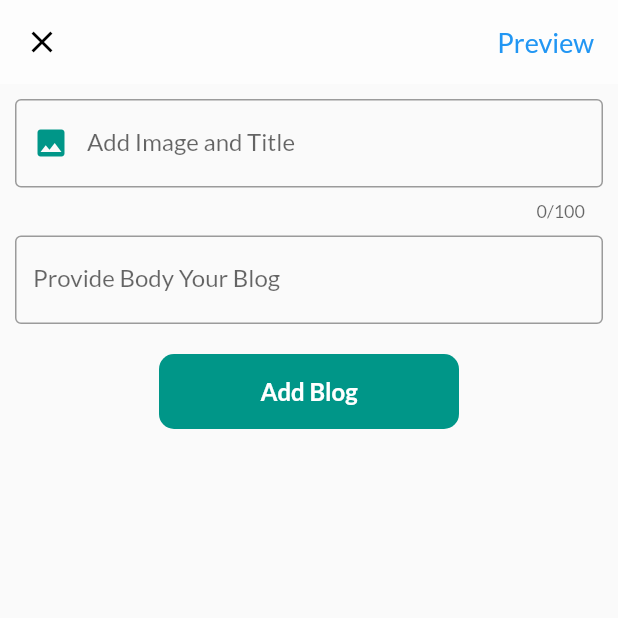
After one commit to gavindang2911/Blog-App, a Flutter app: the AddBlog screen opened directly, on a phone screen of 412 x 824 dp, the top half of it. The commit adds this screen. Run offline on Flutter 3.47's test engine with Material 2 defaults, Android fonts, the phone set to English and light mode, and no system bars; our stand-ins replace flutter_secure_storage, google_fonts, image_picker, logger; missing offline and left inert: blogapp; accounts and stored records are empty; generated files the repository leaves out were written again.

Commit message:
Added blog page

```diff
--- /dev/null
+++ b/BlogApp/lib/Blog/addBlog.dart
@@ -0,0 +1,200 @@
+import 'dart:convert';
+
+import 'package:BlogApp/Common/OverlayCard.dart';
+import 'package:BlogApp/Model/addBlogModels.dart';
+import 'package:BlogApp/NetworkHandler.dart';
+import 'package:BlogApp/Pages/HomePage.dart';
+import 'package:flutter/material.dart';
+import 'package:image_picker/image_picker.dart';
+
+class AddBlog extends StatefulWidget {
+  AddBlog({Key key}) : super(key: key);
+
+  @override
+  _AddBlogState createState() => _AddBlogState();
+}
+
+class _AddBlogState extends State<AddBlog> {
+  final _globalkey = GlobalKey<FormState>();
+  TextEditingController _title = TextEditingController();
+  TextEditingController _body = TextEditingController();
+  ImagePicker _picker = ImagePicker();
+  PickedFile _imageFile;
+  IconData iconphoto = Icons.image;
+  NetworkHandler networkHandler = NetworkHandler();
+  @override
+  Widget build(BuildContext context) {
+    return Scaffold(
+      appBar: AppBar(
+        backgroundColor: Colors.white54,
+        elevation: 0,
+        leading: IconButton(
+            icon: Icon(
+              Icons.clear,
+              color: Colors.black,
+            ),
+            onPressed: () {
+              Navigator.pop(context);
+            }),
+        actions: <Widget>[
+          FlatButton(
+            onPressed: () {
+              if (_imageFile.path != null &&
+                  _globalkey.currentState.validate()) {
+                showModalBottomSheet(
+                  context: context,
+                  builder: ((builder) => OverlayCard(
+                        imagefile: _imageFile,
+                        title: _title.text,
+                      )),
+                );
+              }
+            },
+            child: Text(
+              "Preview",
+              style: TextStyle(fontSize: 18, color: Colors.blue),
+            ),
+          )
+        ],
+      ),
+      body: Form(
+        key: _globalkey,
+        child: ListView(
+          children: <Widget>[
+            titleTextField(),
+            bodyTextField(),
+            SizedBox(
+              height: 20,
+            ),
+            addButton(),
+          ],
+        ),
+      ),
+    );
+  }
+
+  Widget titleTextField() {
+    return Padding(
+      padding: const EdgeInsets.symmetric(
+        horizontal: 10,
+        vertical: 10,
+      ),
+      child: TextFormField(
+        controller: _title,
+        validator: (value) {
+          if (value.isEmpty) {
+            return "Title can't be empty";
+          } else if (value.length > 100) {
+            return "Title length should be <=100";
+          }
+          return null;
+        },
+        decoration: InputDecoration(
+          border: OutlineInputBorder(
+            borderSide: BorderSide(
+              color: Colors.teal,
+            ),
+          ),
+          focusedBorder: OutlineInputBorder(
+            borderSide: BorderSide(
+              color: Colors.orange,
+              width: 2,
+            ),
+          ),
+          labelText: "Add Image and Title",
+          prefixIcon: IconButton(
+            icon: Icon(
+              iconphoto,
+              color: Colors.teal,
+            ),
+            onPressed: takeCoverPhoto,
+          ),
+        ),
+        maxLength: 100,
+        maxLines: null,
+      ),
+    );
+  }
+
+  Widget bodyTextField() {
+    return Padding(
+      padding: const EdgeInsets.symmetric(
+        horizontal: 10,
+      ),
+      child: TextFormField(
+        controller: _body,
+        validator: (value) {
+          if (value.isEmpty) {
+            return "Body can't be empty";
+          }
+          return null;
+        },
+        decoration: InputDecoration(
+          border: OutlineInputBorder(
+            borderSide: BorderSide(
+              color: Colors.teal,
+            ),
+          ),
+          focusedBorder: OutlineInputBorder(
+            borderSide: BorderSide(
+              color: Colors.orange,
+              width: 2,
+            ),
+          ),
+          labelText: "Provide Body Your Blog",
+        ),
+        maxLines: null,
+      ),
+    );
+  }
+
+  Widget addButton() {
+    return InkWell(
+      onTap: () async {
+        if (_imageFile != null && _globalkey.currentState.validate()) {
+          AddBlogModel addBlogModel =
+              AddBlogModel(body: _body.text, title: _title.text);
+          var response = await networkHandler.post1(
+              "/blogpost/add", addBlogModel.toJson());
+          print(response.body);
+
+          if (response.statusCode == 200 || response.statusCode == 201) {
+            String id = json.decode(response.body)["data"];
+            var imageResponse = await networkHandler.patchImage(
+                "/blogpost/add/coverImage/$id", _imageFile.path);
+            print(imageResponse.statusCode);
+            if (imageResponse.statusCode == 200 ||
+                imageResponse.statusCode == 201) {
+              Navigator.pushAndRemoveUntil(
+                  context,
+                  MaterialPageRoute(builder: (context) => HomePage()),
+                  (route) => false);
+            }
+          }
+        }
+      },
+      child: Center(
+        child: Container(
+          height: 50,
+          width: 200,
+          decoration: BoxDecoration(
+              borderRadius: BorderRadius.circular(10), color: Colors.teal),
+          child: Center(
+              child: Text(
+            "Add Blog",
+            style: TextStyle(
+                color: Colors.white, fontSize: 16, fontWeight: FontWeight.bold),
+          )),
+        ),
+      ),
+    );
+  }
+
+  void takeCoverPhoto() async {
+    final coverPhoto = await _picker.getImage(source: ImageSource.gallery);
+    setState(() {
+      _imageFile = coverPhoto;
+      iconphoto = Icons.check_box;
+    });
+  }
+}
--- /dev/null
+++ b/BlogApp/lib/Model/addBlogModels.dart
@@ -0,0 +1,29 @@
+import 'package:json_annotation/json_annotation.dart';
+
+part 'addBlogModels.g.dart';
+
+@JsonSerializable()
+class AddBlogModel {
+  String coverImage;
+  int count;
+  int share;
+  int comment;
+  @JsonKey(name: "_id")
+  String id;
+  String username;
+  String title;
+  String body;
+
+  AddBlogModel(
+      {this.coverImage,
+      this.count,
+      this.share,
+      this.comment,
+      this.id,
+      this.username,
+      this.body,
+      this.title});
+  factory AddBlogModel.fromJson(Map<String, dynamic> json) =>
+      _$AddBlogModelFromJson(json);
+  Map<String, dynamic> toJson() => _$AddBlogModelToJson(this);
+}
--- a/BlogApp/lib/NetworkHandler.dart
+++ b/BlogApp/lib/NetworkHandler.dart
@@ -40,6 +40,21 @@ class NetworkHandler {
     return response;
   }
 
+  Future<http.Response> post1(String url, var body) async {
+    String token = await storage.read(key: "token");
+    url = formater(url);
+    log.d(body);
+    var response = await http.post(
+      url,
+      headers: {
+        "Content-type": "application/json",
+        "Authorization": "Bearer $token"
+      },
+      body: json.encode(body),
+    );
+    return response;
+  }
+
   Future<http.StreamedResponse> patchImage(String url, String filepath) async {
     url = formater(url);
     String token = await storage.read(key: "token");
--- a/BlogApp/lib/main.dart
+++ b/BlogApp/lib/main.dart
@@ -21,8 +21,8 @@ class _MyAppState extends State<MyApp> {
   void initState() {
     // TODO: implement initState
     super.initState();
-    // checkLogin();
-    SignInPage();
+    checkLogin();
+    // SignInPage();
   }
 
   Future<void> checkLogin() async {
```
Also changed, not shown: BlogApp/lib/Blog/Blogs.dart (added, +69 -0 lines), BlogApp/lib/Common/OverlayCard.dart (added, +51 -0 lines), BlogApp/lib/Model/SuperModel.dart (added, +13 -0 lines), BlogApp/lib/Pages/HomePage.dart (+88 -12 lines), BlogApp/lib/Model/SuperModel.g.dart (added), BlogApp/lib/Model/addBlogModels.g.dart (added).
